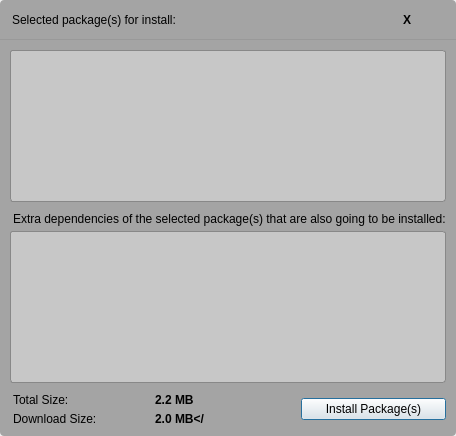
First picture: the form in kde/package-manager/manager/ui/basketdialog.ui, repository pars-linux/uludag, before the edit.
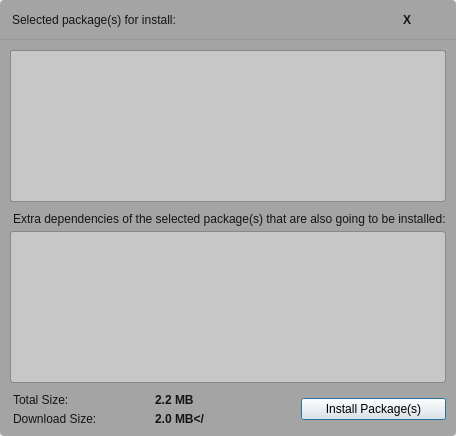
Second picture: the form after the edit. Custom widgets are drawn as their Qt base class.

The edit to the form file:
```diff
--- a/kde/package-manager/manager/ui/basketdialog.ui
+++ b/kde/package-manager/manager/ui/basketdialog.ui
@@ -32,7 +32,9 @@
 	border:1px solid #888;
 	border-radius:3px;
 	background-color:rgba(252,252,252,100);
-}</string>
+    color:rgba(20,20,20);
+}
+QLabel { color:rgb(20,20,20); }</string>
      </property>
      <layout class="QGridLayout" name="gridLayout_3">
       <property name="verticalSpacing">
@@ -90,7 +92,7 @@
             </font>
            </property>
            <property name="styleSheet">
-            <string notr="true"/>
+            <string notr="true">color:rgb(20,20,20);</string>
            </property>
            <property name="text">
             <string>X</string>
```
